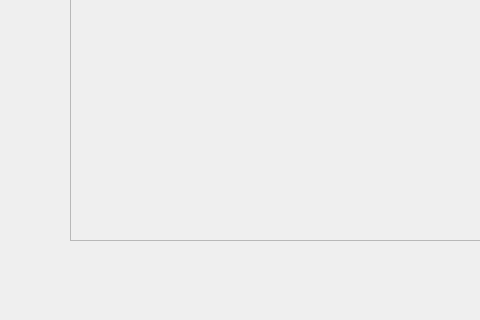
The window that Project/FunGames/othellowindow.ui (MahdiSaneiFard/FunGames) describes before a commit, drawn with Qt 5; both pictures show x 0 to 480 and y 280 to 600 of the 800 by 600 pixel window.
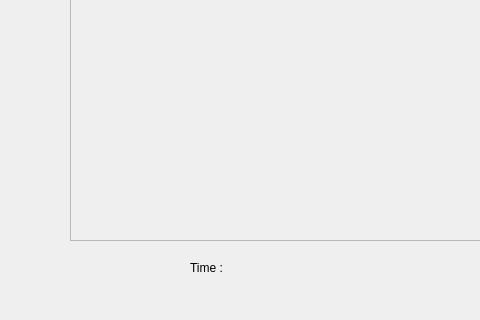
The same window after the commit.

```diff
--- a/Project/FunGames/othellowindow.ui
+++ b/Project/FunGames/othellowindow.ui
@@ -88,6 +88,32 @@
      <string>2</string>
     </property>
    </widget>
+   <widget class="QLabel" name="label_4">
+    <property name="geometry">
+     <rect>
+      <x>190</x>
+      <y>540</y>
+      <width>49</width>
+      <height>16</height>
+     </rect>
+    </property>
+    <property name="text">
+     <string>Time :</string>
+    </property>
+   </widget>
+   <widget class="QLabel" name="timer">
+    <property name="geometry">
+     <rect>
+      <x>460</x>
+      <y>540</y>
+      <width>49</width>
+      <height>16</height>
+     </rect>
+    </property>
+    <property name="text">
+     <string/>
+    </property>
+   </widget>
   </widget>
   <widget class="QMenuBar" name="menubar">
    <property name="geometry">
```
